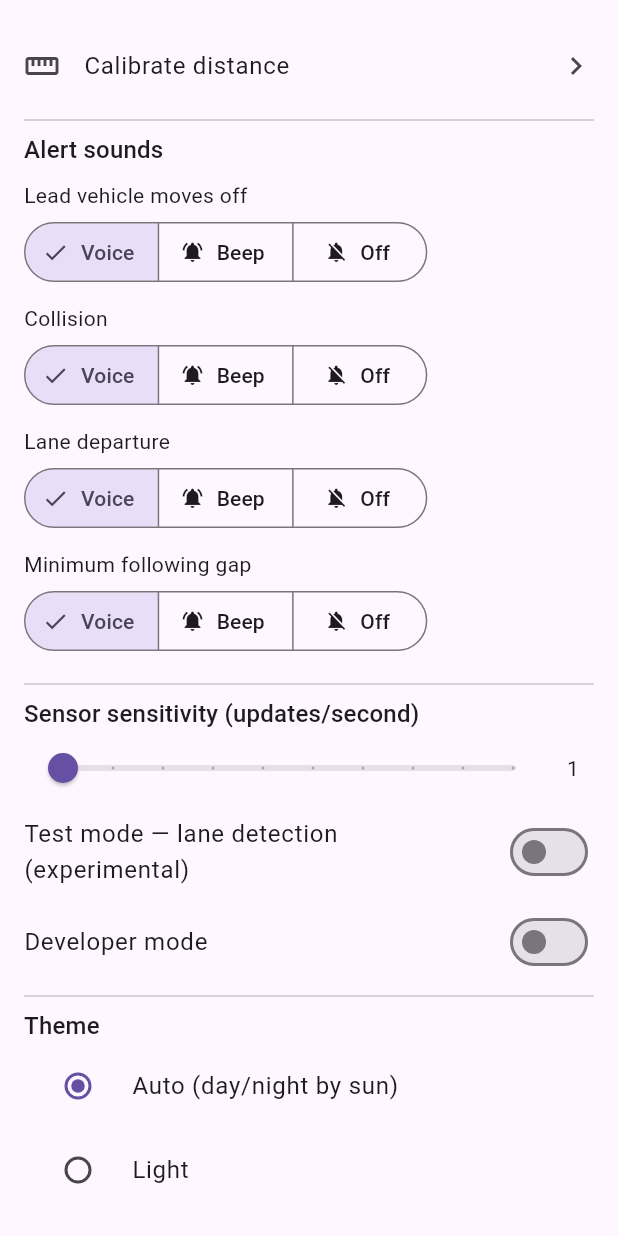
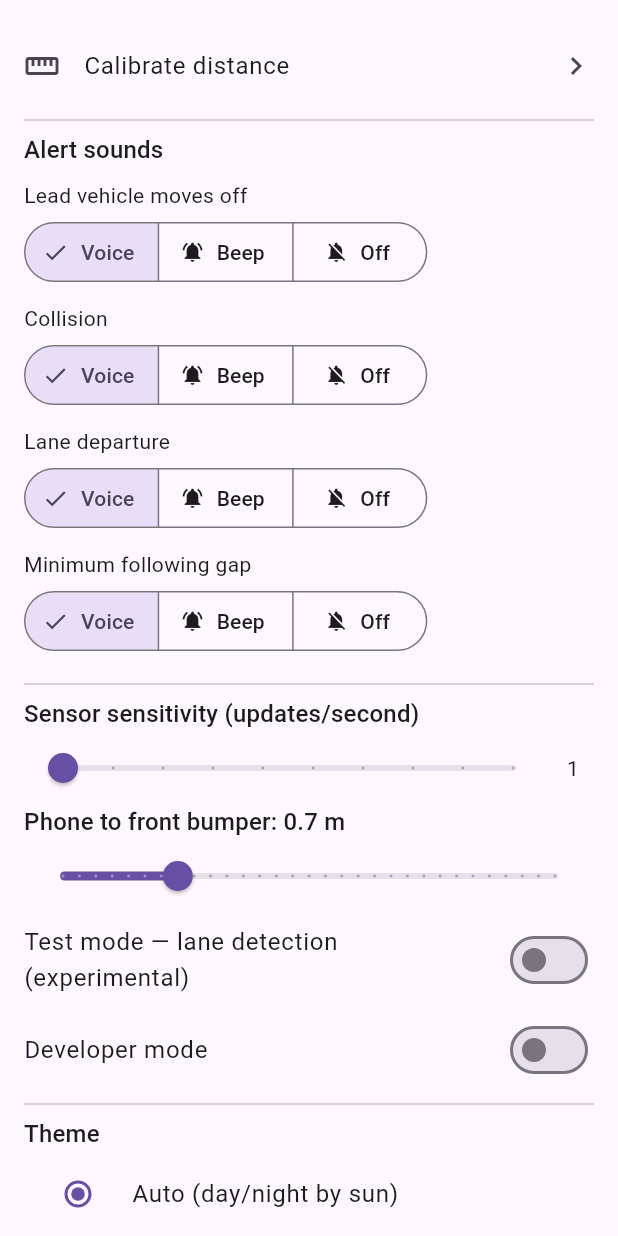
Before and after one commit to p29hieu/phone-adas, a Flutter app: the _SettingsSheet widget shown alone on an empty page, opened directly with empty values, on a phone screen of 412 x 824 dp. Run offline on Flutter 3.47's test engine with Material 3 defaults, Android fonts, the phone set to English and light mode, and no system bars; our stand-ins replace equatable, firebase_core, firebase_crashlytics, flutter_bloc, flutter_tts, geocoding and 3 more; missing offline and left inert: gal; accounts and stored records are empty.

Commit message:
feat: single-lead display, bumper-offset distances, lane residual gate, Tesla-style scene — v1.5.0+6
Field feedback round:
1. The AR overlay now annotates exactly ONE vehicle — the nearest in-lane
   lead — in every mode (the no-lane center-band fallback previously could
   bubble several queued vehicles).
2. All distances are bumper-to-bumper: a configurable phone-to-front-bumper
   offset (settings slider 0-3 m, default 0.7 m per user's mount) is
   subtracted from camera and LiDAR ranges before display, legal-gap
   lookup and every alert. Width learning keeps raw phone-frame geometry.
3. Lane alignment: fits whose scan hits scatter (RMS residual > 14 px
   @1080p) are rejected per side before the one-sided rescue — clutter can
   no longer masquerade as a lane line — and the overlay only DRAWS on
   full two-sided locks (conf >= 0.6); one-sided locks still filter
   vehicles but stay invisible.
4. ViewMode.scene: Tesla-style perspective rendering (3-lane road, dashed
   boundaries, ego car shifted by the live lane offset, nearby vehicles
   placed by distance + laneSlot with class-sized bodies, lead highlighted
   with the distance label) toggled from a new toolbar button, painted
   over the camera layers so the pipeline runs unchanged. laneSlot
   (-1/0/+1) extracted into DistanceEstimator and unit-tested.

65 tests passing, simulator build OK.

Co-Authored-By: Claude Fable 5 <noreply@anthropic.com>

```diff
--- a/lib/features/hud/hud_screen.dart
+++ b/lib/features/hud/hud_screen.dart
@@ -19,6 +19,7 @@ import '../../services/weather_service.dart';
 import '../calibration/calibration_screen.dart';
 import '../../core/adas_channel.dart';
 import 'lane_overlay.dart';
+import 'scene_view.dart';
 import '../settings/settings_cubit.dart';
 import 'hud_cubit.dart';
 import 'hud_state.dart';
@@ -155,11 +156,24 @@ class _HudScreenState extends State<HudScreen> {
         onTap: () => _comingSoon(l10n),
       );
 
+  Widget _viewButton(AppLocalizations l10n) {
+    final scene =
+        context.watch<SettingsCubit>().state.viewMode == ViewMode.scene;
+    return _ToolbarButton(
+      icon: scene ? Icons.videocam_outlined : Icons.view_in_ar,
+      label: scene ? l10n.viewCamera : l10n.viewScene,
+      onTap: () => context
+          .read<SettingsCubit>()
+          .setViewMode(scene ? ViewMode.camera : ViewMode.scene),
+    );
+  }
+
   List<Widget> _allButtons(AppLocalizations l10n, HudState state) => [
         _recordButton(l10n, state),
         _photoButton(l10n),
         _settingsButton(l10n),
         _historyButton(l10n),
+        _viewButton(l10n),
       ];
 
   static String _fmtElapsed(Duration d) {
@@ -348,7 +362,8 @@ class _HudScreenState extends State<HudScreen> {
                 ),
                 if (context.watch<SettingsCubit>().state.testMode &&
                     context.watch<SettingsCubit>().state.showLane &&
-                    state.lane != null)
+                    state.lane != null &&
+                    state.lane!.conf >= 0.6)
                   LaneOverlay(
                     lane: state.lane!,
                     frameSize:
@@ -367,6 +382,9 @@ class _HudScreenState extends State<HudScreen> {
                         _bubbleFor(v, state),
                   ],
                 ),
+                if (context.watch<SettingsCubit>().state.viewMode ==
+                    ViewMode.scene)
+                  SceneView(state: state, leadColor: _alertColor(state)),
                 PulsingBorder(
                   active: state.alert == AdasAlert.collision ||
                       state.alert == AdasAlert.collisionCritical,
@@ -488,6 +506,7 @@ class _HudScreenState extends State<HudScreen> {
                         child: _ButtonPill(
                           vertical: true,
                           children: [
+                            _viewButton(l10n),
                             _settingsButton(l10n),
                             _historyButton(l10n),
                           ],
@@ -1041,6 +1060,19 @@ class _SettingsSheet extends StatelessWidget {
                   ),
                 ],
               ),
+              Text(
+                '${l10n.settingsHoodOffset}: '
+                '${settings.hoodOffsetM.toStringAsFixed(1)} m',
+                style: Theme.of(context).textTheme.titleMedium,
+              ),
+              Slider(
+                value: settings.hoodOffsetM,
+                min: 0,
+                max: 3,
+                divisions: 30,
+                label: '${settings.hoodOffsetM.toStringAsFixed(1)} m',
+                onChanged: (v) => cubit.setHoodOffset(v),
+              ),
               SwitchListTile(
                 contentPadding: EdgeInsets.zero,
                 value: settings.testMode,
--- a/lib/features/hud/hud_state.dart
+++ b/lib/features/hud/hud_state.dart
@@ -16,6 +16,7 @@ class TrackedVehicle extends Equatable {
     required this.rect,
     required this.distanceM,
     required this.isLead,
+    this.laneSlot = 0,
   });
 
   final String cls;
@@ -27,8 +28,11 @@ class TrackedVehicle extends Equatable {
   /// True for the vehicle used for gap/collision alerts (in our lane).
   final bool isLead;
 
+  /// -1 left lane, 0 ego lane, +1 right lane — for the 3D scene view.
+  final int laneSlot;
+
   @override
-  List<Object?> get props => [cls, rect, distanceM, isLead];
+  List<Object?> get props => [cls, rect, distanceM, isLead, laneSlot];
 }
 
 class HudState extends Equatable {
@@ -38,6 +42,7 @@ class HudState extends Equatable {
     this.mock = false,
     this.leadDistanceM,
     this.vehicles = const [],
+    this.sceneVehicles = const [],
     this.frameW = 1920,
     this.frameH = 1080,
     this.requiredGapM = 0,
@@ -72,8 +77,11 @@ class HudState extends Equatable {
   final bool mock;
   final double? leadDistanceM;
 
-  /// All valid detections with distances, for the AR overlay.
+  /// The in-lane lead only (product rule: one vehicle, one number).
   final List<TrackedVehicle> vehicles;
+
+  /// All nearby vehicles with lane slots, for the Tesla-style scene view.
+  final List<TrackedVehicle> sceneVehicles;
   final int frameW;
   final int frameH;
   final double requiredGapM;
@@ -125,6 +133,7 @@ class HudState extends Equatable {
     bool? mock,
     Object? leadDistanceM = _unset,
     List<TrackedVehicle>? vehicles,
+    List<TrackedVehicle>? sceneVehicles,
     int? frameW,
     int? frameH,
     double? requiredGapM,
@@ -157,6 +166,7 @@ class HudState extends Equatable {
             ? this.leadDistanceM
             : leadDistanceM as double?,
         vehicles: vehicles ?? this.vehicles,
+        sceneVehicles: sceneVehicles ?? this.sceneVehicles,
         frameW: frameW ?? this.frameW,
         frameH: frameH ?? this.frameH,
         requiredGapM: requiredGapM ?? this.requiredGapM,
@@ -193,6 +203,7 @@ class HudState extends Equatable {
         mock,
         leadDistanceM,
         vehicles,
+        sceneVehicles,
         frameW,
         frameH,
         requiredGapM,
--- a/lib/features/settings/settings_cubit.dart
+++ b/lib/features/settings/settings_cubit.dart
@@ -15,6 +15,9 @@ enum AlertSound { voice, beep, off }
 /// The four announceable alert types.
 enum AlertKind { departure, collision, lane, gap }
 
+/// HUD rendering mode: live camera + AR overlay, or the Tesla-style scene.
+enum ViewMode { camera, scene }
+
 class SettingsState extends Equatable {
   const SettingsState({
     this.themePref = ThemePref.auto,
@@ -28,6 +31,8 @@ class SettingsState extends Equatable {
     this.soundGap = AlertSound.voice,
     this.showLane = true,
     this.manualSpeed = true,
+    this.hoodOffsetM = 0.7,
+    this.viewMode = ViewMode.camera,
     this.loaded = false,
   });
 
@@ -54,6 +59,11 @@ class SettingsState extends Equatable {
 
   /// Test-mode sub-feature: manual speed slider.
   final bool manualSpeed;
+
+  /// Phone-to-front-bumper distance (m), subtracted from every measured
+  /// distance so readouts and legal gaps are bumper-to-bumper.
+  final double hoodOffsetM;
+  final ViewMode viewMode;
   final bool loaded;
 
   AlertSound soundFor(AlertKind kind) => switch (kind) {
@@ -89,6 +99,8 @@ class SettingsState extends Equatable {
     AlertSound? soundGap,
     bool? showLane,
     bool? manualSpeed,
+    double? hoodOffsetM,
+    ViewMode? viewMode,
     bool? loaded,
   }) =>
       SettingsState(
@@ -103,6 +115,8 @@ class SettingsState extends Equatable {
         soundGap: soundGap ?? this.soundGap,
         showLane: showLane ?? this.showLane,
         manualSpeed: manualSpeed ?? this.manualSpeed,
+        hoodOffsetM: hoodOffsetM ?? this.hoodOffsetM,
+        viewMode: viewMode ?? this.viewMode,
         loaded: loaded ?? this.loaded,
       );
 
@@ -119,6 +133,8 @@ class SettingsState extends Equatable {
         soundGap,
         showLane,
         manualSpeed,
+        hoodOffsetM,
+        viewMode,
         loaded,
       ];
 }
@@ -134,6 +150,8 @@ class SettingsCubit extends Cubit<SettingsState> {
   static const _kSoundPrefix = 'settings_alert_sound_v1_';
   static const _kShowLane = 'settings_show_lane_v1';
   static const _kManualSpeed = 'settings_manual_speed_v1';
+  static const _kHoodOffset = 'settings_hood_offset_v1';
+  static const _kViewMode = 'settings_view_mode_v1';
 
   Future<void> load() async {
     final prefs = await SharedPreferences.getInstance();
@@ -149,6 +167,9 @@ class SettingsCubit extends Cubit<SettingsState> {
       soundGap: _loadSound(prefs, AlertKind.gap),
       showLane: prefs.getBool(_kShowLane) ?? true,
       manualSpeed: prefs.getBool(_kManualSpeed) ?? true,
+      hoodOffsetM: (prefs.getDouble(_kHoodOffset) ?? 0.7).clamp(0.0, 3.0),
+      viewMode: ViewMode
+          .values[(prefs.getInt(_kViewMode) ?? 0).clamp(0, 1)],
       loaded: true,
     ));
   }
@@ -194,6 +215,19 @@ class SettingsCubit extends Cubit<SettingsState> {
     await prefs.setInt('$_kSoundPrefix${kind.name}', sound.index);
   }
 
+  Future<void> setHoodOffset(double meters) async {
+    final clamped = meters.clamp(0.0, 3.0);
+    emit(state.copyWith(hoodOffsetM: clamped));
+    final prefs = await SharedPreferences.getInstance();
+    await prefs.setDouble(_kHoodOffset, clamped);
+  }
+
+  Future<void> setViewMode(ViewMode mode) async {
+    emit(state.copyWith(viewMode: mode));
+    final prefs = await SharedPreferences.getInstance();
+    await prefs.setInt(_kViewMode, mode.index);
+  }
+
   Future<void> setShowLane(bool on) async {
     emit(state.copyWith(showLane: on));
     final prefs = await SharedPreferences.getInstance();
--- a/lib/l10n/app_en.arb
+++ b/lib/l10n/app_en.arb
@@ -113,5 +113,8 @@
   "cpSpeed": "Speed",
   "cpWeather": "Weather",
   "cpArea": "Area",
-  "cpRequiredGap": "Minimum gap"
+  "cpRequiredGap": "Minimum gap",
+  "settingsHoodOffset": "Phone to front bumper",
+  "viewScene": "3D",
+  "viewCamera": "Camera"
 }
--- a/lib/l10n/app_localizations.dart
+++ b/lib/l10n/app_localizations.dart
@@ -511,6 +511,24 @@ abstract class AppLocalizations {
   /// In en, this message translates to:
   /// **'Minimum gap'**
   String get cpRequiredGap;
+
+  /// No description provided for @settingsHoodOffset.
+  ///
+  /// In en, this message translates to:
+  /// **'Phone to front bumper'**
+  String get settingsHoodOffset;
+
+  /// No description provided for @viewScene.
+  ///
+  /// In en, this message translates to:
+  /// **'3D'**
+  String get viewScene;
+
+  /// No description provided for @viewCamera.
+  ///
+  /// In en, this message translates to:
+  /// **'Camera'**
+  String get viewCamera;
 }
 
 class _AppLocalizationsDelegate
--- a/lib/l10n/app_vi.arb
+++ b/lib/l10n/app_vi.arb
@@ -68,5 +68,8 @@
   "cpSpeed": "Tốc độ",
   "cpWeather": "Thời tiết",
   "cpArea": "Khu vực",
-  "cpRequiredGap": "Khoảng cách tối thiểu"
+  "cpRequiredGap": "Khoảng cách tối thiểu",
+  "settingsHoodOffset": "Khoảng cách điện thoại → đầu xe",
+  "viewScene": "3D",
+  "viewCamera": "Camera"
 }
--- a/lib/main.dart
+++ b/lib/main.dart
@@ -64,10 +64,13 @@ class _PhoneAdasAppState extends State<PhoneAdasApp> {
         listenWhen: (prev, next) =>
             prev.sensitivity != next.sensitivity ||
             prev.testMode != next.testMode ||
-            prev.manualSpeed != next.manualSpeed,
+            prev.manualSpeed != next.manualSpeed ||
+            prev.hoodOffsetM != next.hoodOffsetM ||
+            prev.loaded != next.loaded,
         listener: (context, settings) {
           final hud = context.read<HudCubit>();
           hud.applyDisplaySensitivity(settings.sensitivity);
+          hud.setHoodOffset(settings.hoodOffsetM);
           if (!settings.testMode || !settings.manualSpeed) {
             // A simulated speed must never drive the legal-gap logic when
             // its control surface is not available.
--- a/pubspec.yaml
+++ b/pubspec.yaml
@@ -16,7 +16,7 @@ publish_to: 'none' # Remove this line if you wish to publish to pub.dev
 # https://developer.apple.com/library/archive/documentation/General/Reference/InfoPlistKeyReference/Articles/CoreFoundationKeys.html
 # In Windows, build-name is used as the major, minor, and patch parts
 # of the product and file versions while build-number is used as the build suffix.
-version: 1.4.0+5
+version: 1.5.0+6
 
 environment:
   sdk: ^3.13.2
```
Also changed, not shown: lib/domain/distance_estimator.dart (+19 -9 lines), lib/features/hud/hud_cubit.dart (+37 -5 lines), lib/features/hud/scene_view.dart (added, +206 -0 lines), lib/l10n/app_localizations_en.dart (+9 -0 lines), lib/l10n/app_localizations_vi.dart (+9 -0 lines), 6 other files.
